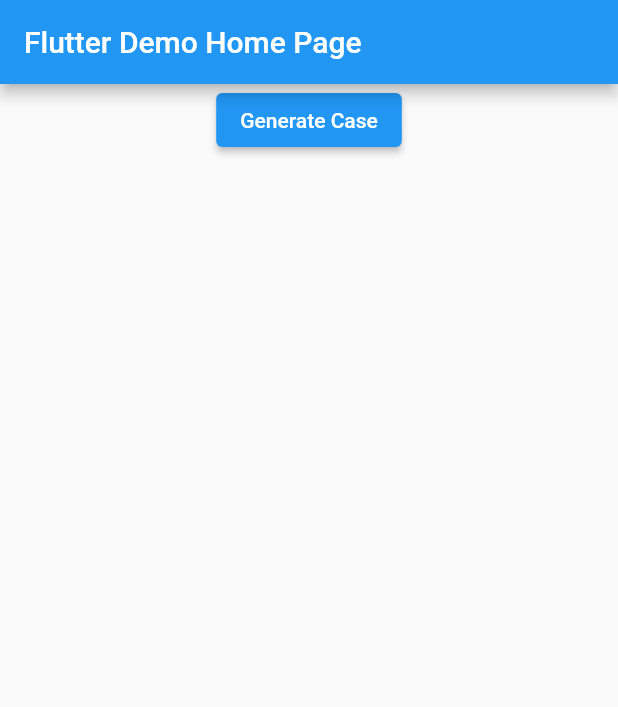
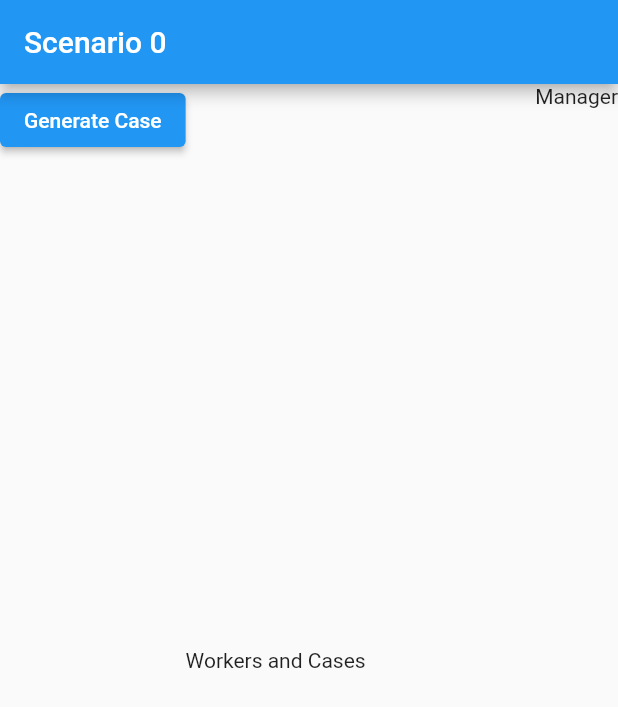
Before and after one commit to Banana-no-ana/support-ticket-tycoon, a Flutter app: the screen it shows after launch, on a phone screen of 412 x 824 dp. Shown: the top 707 px of the screen. Run offline on Flutter 3.47's test engine with Material 2 defaults, Android fonts, the phone set to English and light mode, and no system bars.

Commit message:
Divided frontend UI to 3 panels

```diff
--- a/frontend/tstgui/lib/main.dart
+++ b/frontend/tstgui/lib/main.dart
@@ -10,7 +10,7 @@
 class Case {
   final int CaseID;
   final String State;     //Case State
-  final String Assignee;  //Worker UID
+  final int Assignee;  //Worker UID
 
   Case({
     required this.CaseID,
@@ -50,11 +50,11 @@
   @override
   Widget build(BuildContext context) {
     return MaterialApp(
-      title: 'Flutter Demo',
+      title: 'Scenario 0',
       theme: ThemeData(
         primarySwatch: Colors.blue,
       ),
-      home: const MyHomePage(title: 'Flutter Demo Home Page'),
+      home: const MyHomePage(title: 'Scenario 0'),
     );
   }
 }
@@ -68,7 +68,8 @@
 
   @override
   Widget build(BuildContext context) {
-    return Card(
+    return SizedBox(
+        height: 30,
         child: FutureBuilder<Case>(
         future: futureCase,
         builder: (context, snapshot) {
@@ -76,7 +77,7 @@
             if (snapshot.hasData) {
               return Column(
                 mainAxisAlignment: MainAxisAlignment.center,
-                children: <Widget>[Text(snapshot.data!.CaseID.toString())],
+                children: <Widget>[Text("Case " + snapshot.data!.CaseID.toString())],
               );
             }
           }
@@ -91,6 +92,7 @@
       ));
   }
 }
+
 
 
 class MyHomePage extends StatefulWidget {
@@ -110,22 +112,24 @@
       appBar: AppBar(
         title: Text(widget.title),
       ),
-      body: Center(
-        child: Column(children: [
-          Column(
-            children: newCases,
-          ),
-          ElevatedButton(
+      body: Row(
+        children: [
+          Align(alignment: Alignment.topLeft,
+          child: Column(children: [
+            ElevatedButton(
             child: const Text('Generate Case'),
             onPressed: () {
               setState(() {
                 newCases.add(NewCaseCard(futureCase: createCase()));
-              });
-            },
-          ),
-          ],
-        )
-     )
+                });
+              },
+            ),
+            Column( children: newCases,),
+            ]),),
+          Expanded(child:Text("Workers and Cases"),),
+          Align(alignment: Alignment.topRight,
+            child: Text("Manager"),),
+      ], )
     );
   }
 }
```
Also changed, not shown: frontend/tstgui/pubspec.lock, 4 other files.
